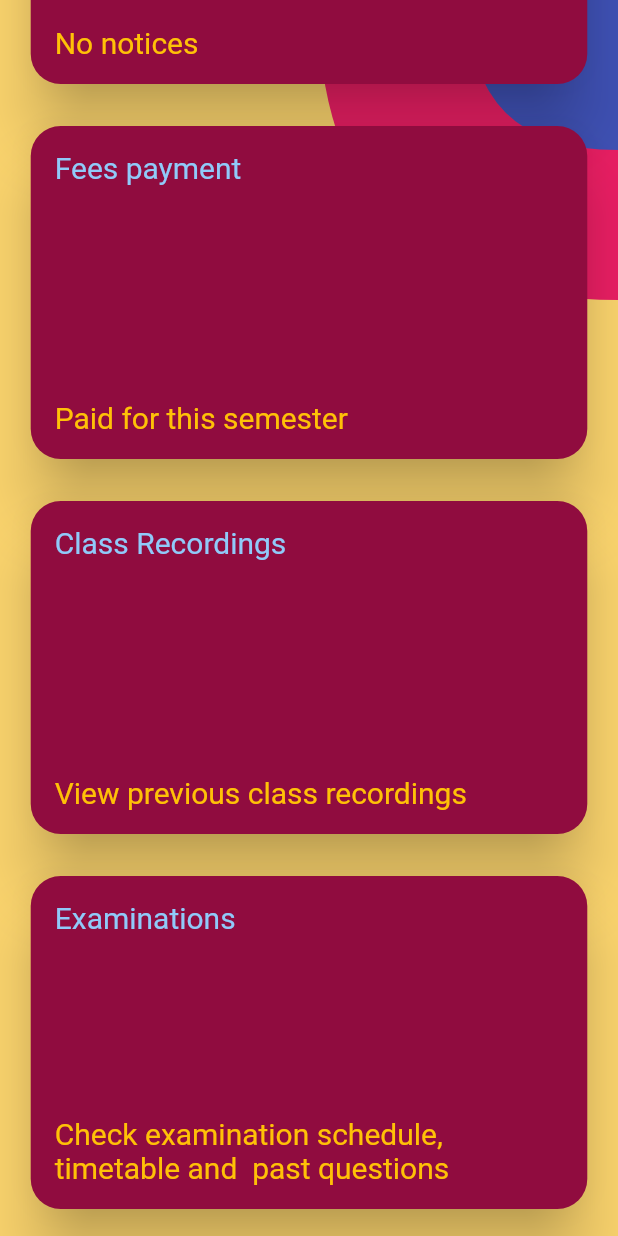
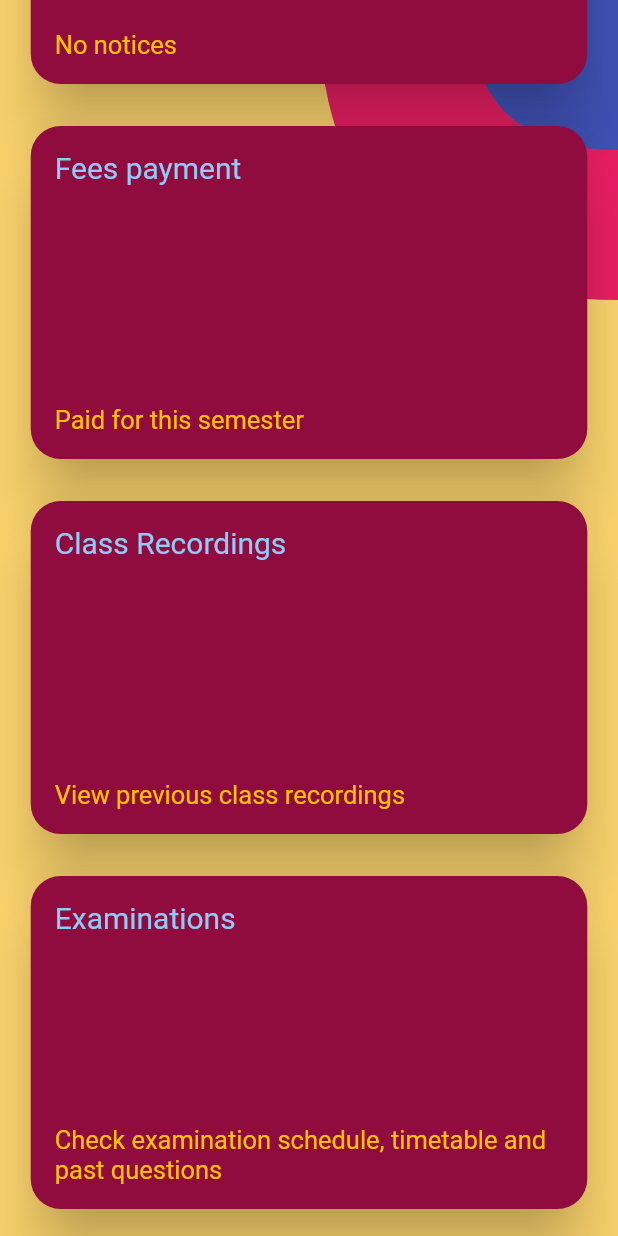
Before and after one commit to ezechukwu69/erp, a Flutter app: the DashBoard screen opened directly with empty values, scrolled down 576 dp, on a phone screen of 412 x 824 dp. Run offline on Flutter 3.47's test engine with Material 2 defaults, Android fonts, the phone set to English and light mode, and no system bars; our stand-ins replace cloud_firestore, firebase_core, google_fonts; accounts and stored records are empty.

Commit message:
resized card description text

```diff
--- a/lib/widgets/dasboard/cards.dart
+++ b/lib/widgets/dasboard/cards.dart
@@ -27,7 +27,7 @@ class DashBoardCard extends StatelessWidget {
               ),
               Padding(
                 padding: const EdgeInsets.symmetric(horizontal: 16.0, vertical: 16.0),
-                child: Text("${description}",style: textStyle1.copyWith(fontSize: 20.0,color: Colors.amber),),
+                child: Text("${description}",style: textStyle1.copyWith(fontSize: 17.0,color: Colors.amber),),
               ),
             ],
           ),
```
